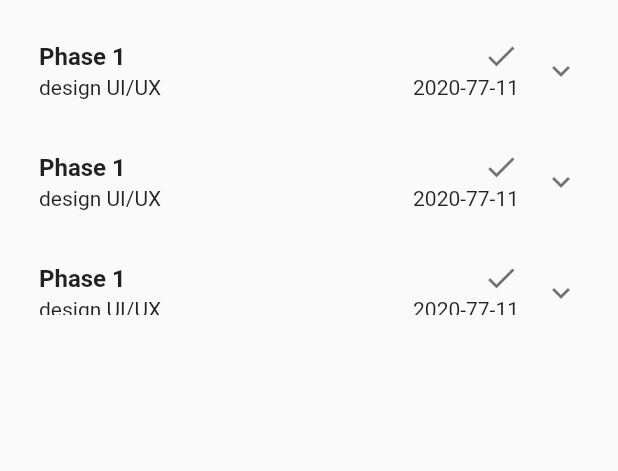
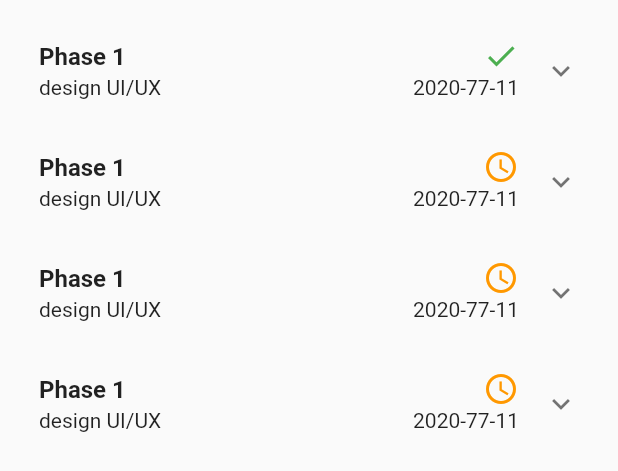
Before and after one commit to MohsenDehghankar/project_tracker, a Flutter app: what getPhaseList() shows on an empty page, opened directly, on a phone screen of 412 x 824 dp. Shown: the top 471 px of the screen. Run offline on Flutter 3.47's test engine with Material 2 defaults, Android fonts, the phone set to English and light mode, and no system bars; our stand-ins replace charts_flutter, flutter_bloc, flutter_secure_storage, percent_indicator, shared_preferences, timeline_tile; accounts and stored records are empty.

Commit message:
project detail page UI

```diff
--- a/lib/ui/detail/phases.dart
+++ b/lib/ui/detail/phases.dart
@@ -1,3 +1,4 @@
+import 'package:flutter/cupertino.dart';
 import 'package:flutter/material.dart';
 import 'package:project_tracker/ui/detail/card.dart';
 import 'package:project_tracker/ui/detail/key_value_widget.dart';
@@ -10,7 +11,6 @@ class PhasesWidget {
             crossAxisAlignment: CrossAxisAlignment.center,
             mainAxisAlignment: MainAxisAlignment.spaceBetween,
             children: <Widget>[
-              // subheading('My Tasks'),
               Text(
                 "Phases",
                 style: TextStyle(
@@ -28,7 +28,7 @@ class PhasesWidget {
 
   static Widget getPhaseList() {
     return Container(
-        constraints: const BoxConstraints(maxHeight: 200.0),
+        constraints: const BoxConstraints(maxHeight: 300.0),
         margin: const EdgeInsets.all(10.0),
         child: ListView.builder(
             itemCount: 4,
@@ -41,7 +41,12 @@ class PhasesWidget {
                       "Phase 1",
                       style: TextStyle(fontWeight: FontWeight.bold),
                     ),
-                    Icon(Icons.done)
+                    index == 0
+                        ? Icon(Icons.done, color: Colors.green)
+                        : Icon(
+                            Icons.access_time,
+                            color: Colors.orange,
+                          )
                   ],
                 ),
                 subtitle: Row(
@@ -60,14 +65,15 @@ class PhasesWidget {
   static Widget getRequirementWidget(String title, String desc, int prior) {
     return Container(
       margin: const EdgeInsets.all(8.0),
-      child: Column(
+      child: Table(
+        border: TableBorder(
+            horizontalInside: BorderSide(
+                width: 1, color: Colors.blue, style: BorderStyle.solid)),
         children: [
-          KeyValueWidget(
-              icon: Icons.arrow_right,
-              iconBackgroundColor: Colors.blue, //Color(0xFF2ACA8E),
-              title: title,
-              subtitle: desc),
-          Text("Priority: $prior")
+          TableRow(children: [
+            TableCell(child: TableWidget.getCell(title)),
+            TableCell(child: TableWidget.getCell(desc))
+          ]),
         ],
       ),
     );
```
